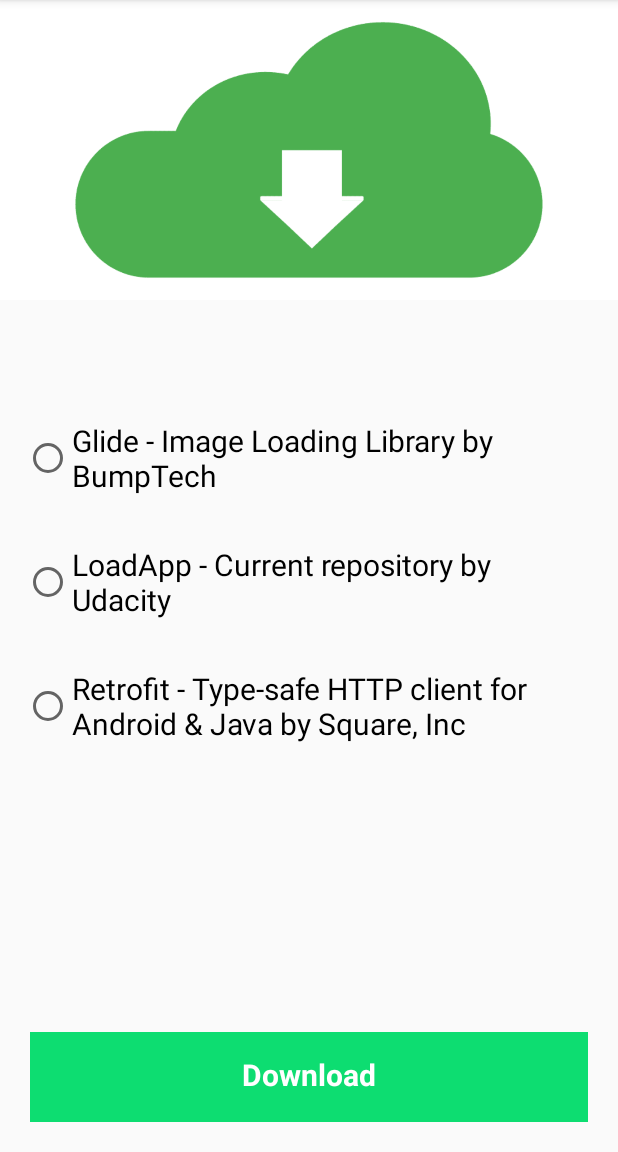
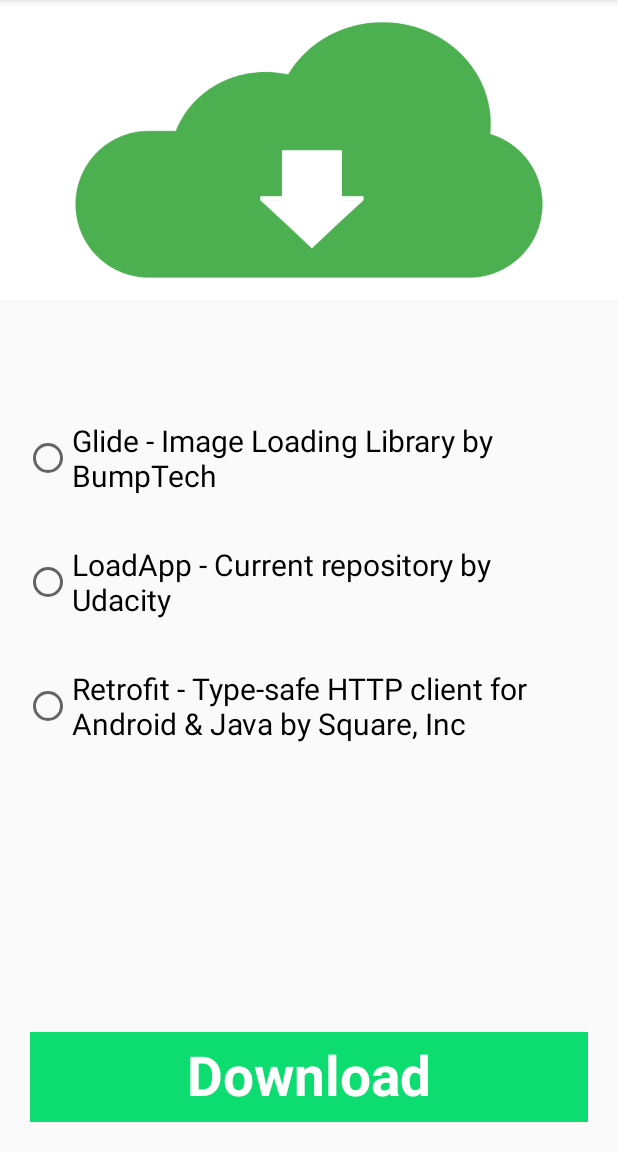
Before and after one commit to predatorx7/application-loading-status, an Android app: the screen it shows after launch (MainActivity), on a phone screen of 412 x 824 dp, the part 84-1236 px from its top. Run offline under Robolectric (Android 15) with nearby library versions, the phone set to English and light mode, and no system bars.

Commit message:
Add button

```diff
--- a/app/src/main/java/com/udacity/DownloadLoadingButton.kt
+++ b/app/src/main/java/com/udacity/DownloadLoadingButton.kt
@@ -11,73 +11,160 @@ import android.view.View
 import android.view.animation.LinearInterpolator
 import androidx.core.content.withStyledAttributes
 import kotlin.properties.Delegates
+import android.animation.AnimatorSet
+import android.graphics.*
+import android.text.TextPaint
+import androidx.core.animation.doOnEnd
+import androidx.core.animation.doOnStart
+import androidx.core.content.ContextCompat
+import java.util.concurrent.TimeUnit
+import kotlin.math.min
+
+fun AnimatorSet.disableViewDuringAnimation(view: View) = apply {
+    doOnStart { view.isEnabled = false }
+    doOnEnd { view.isEnabled = true }
+}
 
 class DownloadLoadingButton @JvmOverloads constructor(
     context: Context, attrs: AttributeSet? = null, defStyleAttr: Int = 0
 ) : View(context, attrs, defStyleAttr) {
-    private var tempColorHolder = 0
-    private var textSize = 0
-    private var text = context.getString(R.string.download)
-    private var isTapped = false
-    private var currentSweepAngle = 0
-    private var backGroundColor = 0
-    private var animator: ValueAnimator? = null
-    private val rect: RectF = RectF(0f, 0f, 0f, 0f)
+
+    companion object {
+        private const val PROGRESS_CIRCLE_SIZE_MULTIPLIER = 0.4f
+        private const val PROGRESS_CIRCLE_LEFT_MARGIN_OFFSET = 0f
+        private const val BY_HALF = 2f
+        private val THREE_SECONDS = TimeUnit.SECONDS.toMillis(3)
+    }
+
+    private var text: CharSequence = context.getString(R.string.download)
+    private var buttonBackgroundColor = 0
+    private var defaultBackgroundColor = 0
+    private var defaultText: CharSequence = context.getString(R.string.download)
+    private var progressCircleBackgroundColor = 0
+
     private var widthSize = 0
     private var heightSize = 0
     private var textColor = 0
+
+    // handling state change
     private var buttonState: ButtonState by
-    Delegates.observable<ButtonState>(ButtonState.Completed) { p, old, new ->
+    Delegates.observable<ButtonState>(ButtonState.Completed) { p, old, newState ->
+        when (newState) {
+            ButtonState.Loading -> {
+                // LoadingButton is now Loading and we need to set the correct text
+                buttonText = text.toString()
 
-        if (buttonState == ButtonState.Loading) {
-            text = context.getString(R.string.button_loading)
-            isTapped = true
-            backGroundColor = context.getColor(R.color.colorPrimaryDark)
-            startAnimationCircle()
-        } else if (buttonState == ButtonState.Clicked) {
-            text = context.getString(R.string.download)
-            backGroundColor = context.getColor(R.color.colorPrimaryDarkTapped)
-        } else if (buttonState == ButtonState.Completed) {
-            backGroundColor = tempColorHolder
-            text = context.getString(R.string.download)
-            isTapped = false
+                // We only calculate ButtonText bounds and ProgressCircle rect once,
+                // Only when buttonText is first initialized with loadingText
+                if (!::textBounds.isInitialized) {
+                    retrieveButtonTextBounds()
+                    computeProgressCircleRect()
                 }
 
-        invalidate()
+                // ProgressCircle and Button background animations must start now
+                animatorSet.start()
+            }
+            else -> {
+                // LoadingButton is not doing any Loading so we need to reset to default text
+                buttonText = defaultText.toString()
+
+                // ProgressCircle animation must stop now
+                newState.takeIf { it == ButtonState.Completed }?.run { animatorSet.cancel() }
+            }
+        }
     }
 
-    private val paint = Paint(Paint.ANTI_ALIAS_FLAG).apply {
+    private val paint = TextPaint(Paint.ANTI_ALIAS_FLAG).apply {
         style = Paint.Style.FILL
         textAlign = Paint.Align.CENTER
+        textSize = 55f
         typeface = Typeface.create("", Typeface.BOLD)
     }
 
     init {
         isClickable = true
 
-        context.withStyledAttributes(attrs, R.styleable.LoadingButton) {
-            textColor = getColor(R.styleable.LoadingButton_textColor, 0)
-            backGroundColor = getColor(R.styleable.LoadingButton_backgroundColor, 0)
-            tempColorHolder = backGroundColor
-            textSize = getDimensionPixelSize(R.styleable.LoadingButton_textSize, 0)
+        context.withStyledAttributes(attrs, R.styleable.DownloadLoadingButton) {
+            textColor = getColor(R.styleable.DownloadLoadingButton_textColor, 0)
+            defaultBackgroundColor = getColor(R.styleable.DownloadLoadingButton_defaultBackgroundColor, 0)
+            buttonBackgroundColor = getColor(R.styleable.DownloadLoadingButton_backgroundColor, 0)
+            defaultText = getText(R.styleable.DownloadLoadingButton_defaultText)
+            text = getText(R.styleable.DownloadLoadingButton_text)
+        }.also {
+            buttonText = defaultText.toString()
+            progressCircleBackgroundColor = ContextCompat.getColor(context, R.color.colorAccent)
         }
     }
 
-    fun setState(state: ButtonState) {
-        buttonState = state
+    private val backgroundPaint = Paint(Paint.ANTI_ALIAS_FLAG).apply {
+        style = Paint.Style.FILL
     }
 
-    private fun startAnimationCircle() {
-        animator?.cancel()
-        animator = ValueAnimator.ofInt(0, 360).apply {
-            duration = 2000
-            interpolator = LinearInterpolator()
-            addUpdateListener { valueAnimator ->
-                currentSweepAngle = valueAnimator.animatedValue as Int
+    fun setState(state: ButtonState) {
+        if (state != buttonState) {
+            buttonState = state
             invalidate()
         }
     }
-        animator?.start()
+
+
+
+    private var buttonText = defaultText.toString()
+
+
+    // It'll be initialized when first Loading state is trigger
+    private lateinit var textBounds: Rect
+
+
+    // region Progress Circle/Arc variables
+    private val progressCircleRect = RectF()
+    private var progressCircleSize = 0f
+
+
+    // region Animation variables
+    private val animatorSet: AnimatorSet = AnimatorSet().apply {
+        duration = THREE_SECONDS
+        disableViewDuringAnimation(this@DownloadLoadingButton)
+    }
+    private var currentProgressCircleAnimationValue = 0f
+    private val progressCircleAnimator = ValueAnimator.ofFloat(0f, 360f).apply {
+        repeatMode = ValueAnimator.RESTART
+        repeatCount = ValueAnimator.INFINITE
+        interpolator = LinearInterpolator()
+        addUpdateListener {
+            currentProgressCircleAnimationValue = it.animatedValue as Float
+            invalidate()
+        }
+    }
+    private var currentBackgroundAnimationValue = 0f
+    private lateinit var backgroundAnimator: ValueAnimator
+
+
+    /**
+     * Initialize and retrieve the text boundary box of [buttonText] and store it into [textBounds].
+     */
+    private fun retrieveButtonTextBounds() {
+        textBounds = Rect()
+        paint.getTextBounds(buttonText, 0, buttonText.length, textBounds)
+    }
+
+    /**
+     * Calculate left, top, right and bottom for [progressCircleRect] based on [textBounds]
+     * and [heightSize].
+     *
+     * **This needs to be called after [retrieveButtonTextBounds()] call**
+     */
+    private fun computeProgressCircleRect() {
+        val horizontalCenter =
+            (textBounds.right + textBounds.width() + PROGRESS_CIRCLE_LEFT_MARGIN_OFFSET)
+        val verticalCenter = (heightSize / BY_HALF)
+
+        progressCircleRect.set(
+            horizontalCenter - progressCircleSize,
+            verticalCenter - progressCircleSize,
+            horizontalCenter + progressCircleSize,
+            verticalCenter + progressCircleSize
+        )
     }
 
     override fun onMeasure(widthMeasureSpec: Int, heightMeasureSpec: Int) {
@@ -93,25 +180,139 @@ class DownloadLoadingButton @JvmOverloads constructor(
         setMeasuredDimension(w, h)
     }
 
+    override fun onSizeChanged(w: Int, h: Int, oldw: Int, oldh: Int) {
+        super.onSizeChanged(w, h, oldw, oldh)
+        progressCircleSize = (min(w, h) / BY_HALF) * PROGRESS_CIRCLE_SIZE_MULTIPLIER
+        ValueAnimator.ofFloat(0f, widthSize.toFloat()).apply {
+            repeatMode = ValueAnimator.RESTART
+            repeatCount = ValueAnimator.INFINITE
+            interpolator = LinearInterpolator()
+            addUpdateListener {
+                currentBackgroundAnimationValue = it.animatedValue as Float
+                invalidate()
+            }
+        }.also {
+            backgroundAnimator = it
+            animatorSet.playProgressCircleAndBackgroundTogether()
+        }
+    }
+
+
+    /**
+     * Sets up [animatorSet] to play [progressCircleAnimator] and [backgroundAnimator]
+     * animations at the same time.
+     */
+    private fun AnimatorSet.playProgressCircleAndBackgroundTogether() =
+        apply { playTogether(progressCircleAnimator, backgroundAnimator) }
+
+    override fun performClick(): Boolean {
+        super.performClick()
+        // We only change button state to Clicked if the current state is Completed
+        if (buttonState == ButtonState.Completed) {
+            buttonState = ButtonState.Clicked
+            invalidate()
+        }
+        return true
+    }
+
+
+    // region LoadingButton drawing
     override fun onDraw(canvas: Canvas?) {
         super.onDraw(canvas)
+        canvas?.let { buttonCanvas ->
+            buttonCanvas.apply {
+                drawBackgroundColor()
+                drawButtonText()
+                drawProgressCircleIfLoading()
+            }
+        }
+    }
 
-        paint.color = backGroundColor
-        canvas?.drawRect(0.0F, 0.0F, widthSize.toFloat(), heightSize.toFloat(), paint)
+    /**
+     * Draws the button text using current value of [buttonText] which may change based on
+     * the [buttonState].
+     */
+    private fun Canvas.drawButtonText() {
+        // Draw the Loading Text at the Center of the Canvas
+        // ref.: https://blog.danlew.net/2013/10/03/centering_single_line_text_in_a_canvas/
         paint.color = textColor
-        paint.textSize = textSize.toFloat()
-        canvas?.drawText(text, widthSize / 2f, heightSize / 2 * 1.2f, paint)
-
-        if (isTapped) {
-            paint.color = textColor
-            rect.set(64f, heightSize / 3f, widthSize / 6f, heightSize / 2f)
-            canvas?.drawArc(
-                rect,
-                225f,
-                currentSweepAngle.toFloat(),
-                true,
+        drawText(
+            buttonText,
+            (widthSize / BY_HALF),
+            (heightSize / BY_HALF) + paint.computeTextOffset(),
             paint
         )
     }
+
+    /**
+     * Calculates the height of the TextPaint using [TextPaint.ascent] and [TextPaint.descent].
+     * These measure the size above/below the text's baseline. Combined, they add up to the total
+     * height of the drawn text.
+     */
+    private fun TextPaint.computeTextOffset() = ((descent() - ascent()) / 2) - descent()
+
+    /**
+     * Draws the default button background color using [buttonBackgroundColor].
+     */
+    private fun Canvas.drawBackgroundColor() {
+        when (buttonState) {
+            ButtonState.Loading -> {
+                drawLoadingBackgroundColor()
+                drawDefaultBackgroundColor()
+            }
+            else -> drawColor(defaultBackgroundColor)
         }
     }
+
+    /**
+     * Draws the [Rect] with [buttonBackgroundColor] representing the loading progress.
+     */
+    private fun Canvas.drawLoadingBackgroundColor() = backgroundPaint.apply {
+        color = buttonBackgroundColor
+    }.run {
+        drawRect(
+            0f,
+            0f,
+            currentBackgroundAnimationValue,
+            heightSize.toFloat(),
+            backgroundPaint
+        )
+    }
+
+    /**
+     * Draws the [Rect] with [defaultBackgroundColor] representing the background of the button.
+     */
+    private fun Canvas.drawDefaultBackgroundColor() = backgroundPaint.apply {
+        color = defaultBackgroundColor
+    }.run {
+        drawRect(
+            currentBackgroundAnimationValue,
+            0f,
+            widthSize.toFloat(),
+            heightSize.toFloat(),
+            backgroundPaint
+        )
+    }
+
+    /**
+     * Draws progress circle if [buttonState] is [ButtonState.Loading].
+     */
+    private fun Canvas.drawProgressCircleIfLoading() =
+        buttonState.takeIf { it == ButtonState.Loading }?.let { drawProgressCircleIfLoading(this) }
+
+    /**
+     * Draws the progress circle using an arc only when [buttonState] changes to [ButtonState.Loading].
+     * The sweep angle uses [currentProgressCircleAnimationValue] which is changed according to when
+     * [progressCircleAnimator] send updates after the values for the animation have been calculated.
+     */
+    private fun drawProgressCircleIfLoading(buttonCanvas: Canvas) {
+        backgroundPaint.color = progressCircleBackgroundColor
+        buttonCanvas.drawArc(
+            progressCircleRect,
+            0f,
+            currentProgressCircleAnimationValue,
+            true,
+            backgroundPaint
+        )
+    }
+}
--- a/app/src/main/res/layout/content_main.xml
+++ b/app/src/main/res/layout/content_main.xml
@@ -67,9 +67,11 @@
         android:layout_width="@dimen/insets_zero"
         android:layout_height="60dp"
         android:layout_margin="20dp"
-        app:backgroundColor="@color/colorPrimary"
+        app:backgroundColor="?attr/colorPrimaryDark"
+        app:defaultBackgroundColor="?attr/colorPrimary"
         app:textColor="@color/white"
-        app:textSize="@dimen/default_text_size"
+        app:defaultText="@string/download"
+        app:text="@string/loading_epi"
         app:layout_constraintBottom_toBottomOf="parent"
         app:layout_constraintEnd_toEndOf="parent"
         app:layout_constraintStart_toStartOf="parent" />
--- a/app/src/main/res/values/attrs.xml
+++ b/app/src/main/res/values/attrs.xml
@@ -1,8 +1,10 @@
 <?xml version="1.0" encoding="utf-8"?>
 <resources>
-    <declare-styleable name="LoadingButton">
+    <declare-styleable name="DownloadLoadingButton">
         <attr name="textColor" format="color" />
         <attr name="backgroundColor" format="color" />
-        <attr name="textSize" format="dimension" />
+        <attr name="defaultBackgroundColor" format="color" />
+        <attr name="text" format="string" />
+        <attr name="defaultText" format="string" />
     </declare-styleable>
 </resources>
--- a/app/src/main/res/values/strings.xml
+++ b/app/src/main/res/values/strings.xml
@@ -31,4 +31,5 @@
     <string name="file_progress">File Progress:</string>
     <string name="place_holder">place holder</string>
     <string name="download_page_icon">Download Page Icon</string>
+    <string name="loading_epi">Loading..</string>
 </resources>
```
Lines whose indentation alone changed are shown as unchanged.
